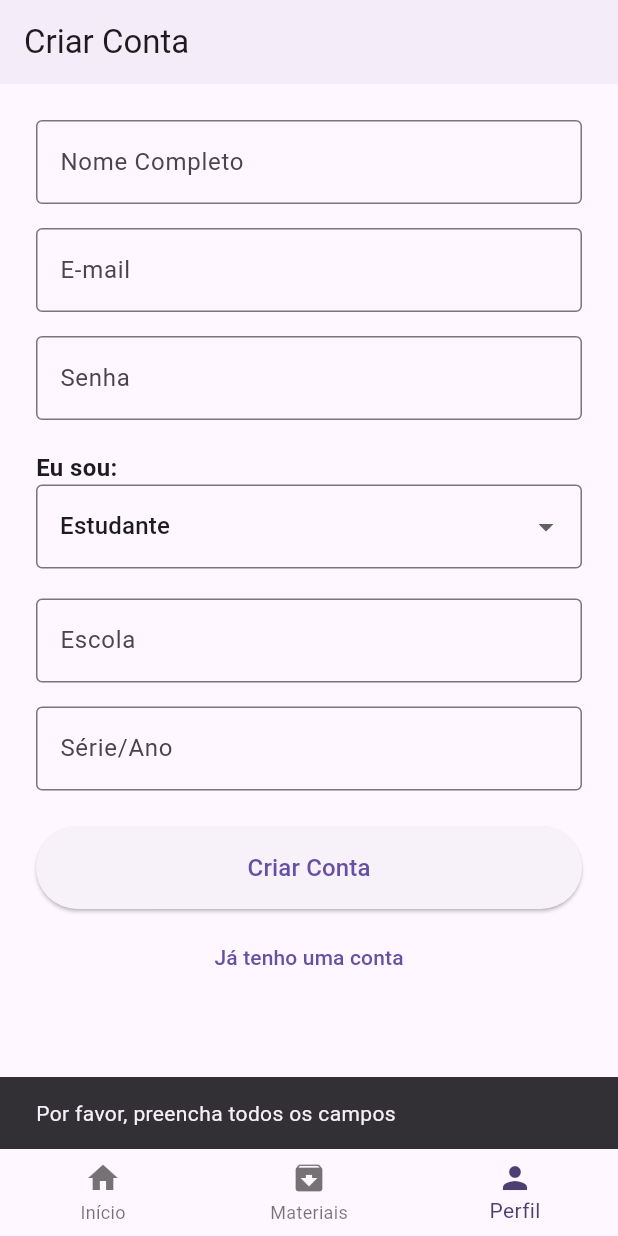
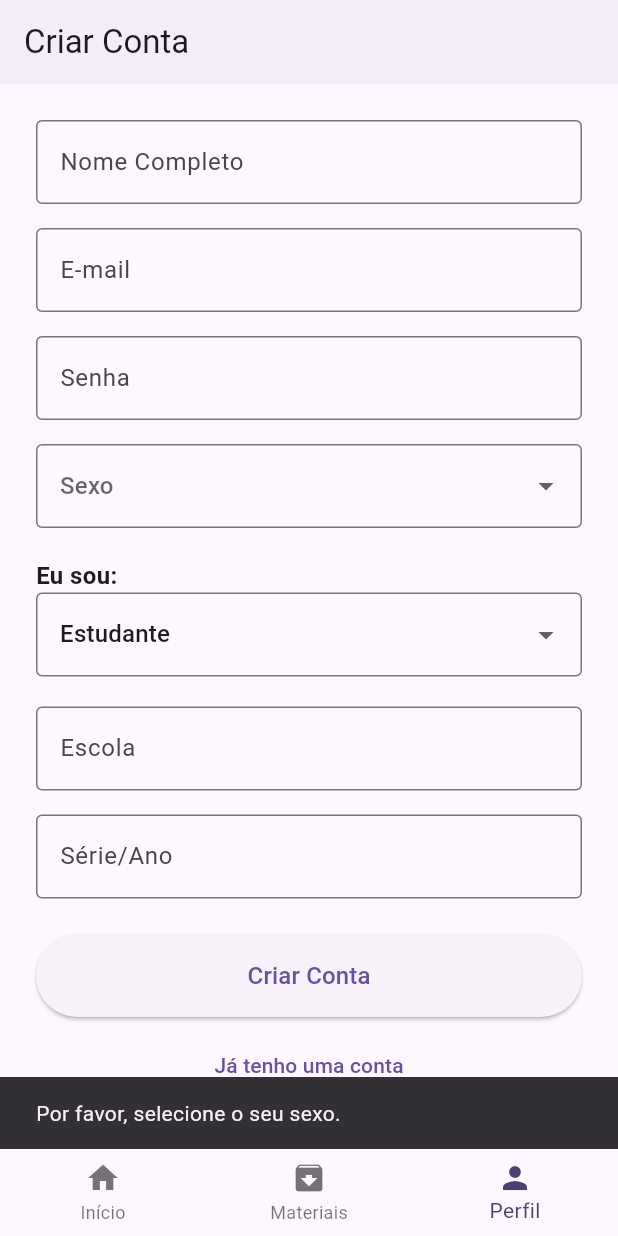
Before and after one commit to NetoSilva04/ProjetoPI3DS-Curso, a Flutter app: the screen it shows after launch, item 3 of the bottom bar chosen, after a tap on "Criar Conta", on a phone screen of 412 x 824 dp. Run offline on Flutter 3.47's test engine with Material 3 defaults, Android fonts, the phone set to English and light mode, and no system bars; our stand-ins replace cached_network_image, fl_chart, youtube_player_iframe.

Commit message:
Atualização cadastro sexo

```diff
--- a/lib/teladecadastro_screen.dart
+++ b/lib/teladecadastro_screen.dart
@@ -1,4 +1,6 @@
 import 'package:flutter/material.dart';
+import 'package:http/http.dart' as http;
+import 'dart:convert';
 import 'package:projetopi/teladelogin_screen.dart';
 
 class CadastroPage extends StatefulWidget {
@@ -12,27 +14,19 @@ class CadastroPageState extends State<CadastroPage> {
   final TextEditingController _nomeController = TextEditingController();
   final TextEditingController _emailController = TextEditingController();
   final TextEditingController _passwordController = TextEditingController();
-  String _userType = 'Estudante';
-
   final TextEditingController _escolaController = TextEditingController();
   final TextEditingController _serieController = TextEditingController();
-
   final TextEditingController _formacaoController = TextEditingController();
   final TextEditingController _experienciaController = TextEditingController();
-  final TextEditingController _outraEspecialidadeController =
-      TextEditingController();
+  final TextEditingController _outraEspecialidadeController = TextEditingController();
 
-  final List<String> _especialidades = [
-    'Língua Portuguesa',
-    'Redação',
-    'Literatura',
-    'História',
-    'Geografia',
-    'Sociologia',
-    'Filosofia',
-    'Outra'
-  ];
+  String _userType = 'Estudante';
   String _especialidadeSelecionada = 'Língua Portuguesa';
+  String? _sexoSelecionado;
+  bool _isLoading = false;
+
+  final List<String> _especialidades = ['Língua Portuguesa', 'Redação', 'Literatura', 'História', 'Geografia', 'Sociologia', 'Filosofia', 'Outra'];
+  final List<String> _sexos = ['Masculino', 'Feminino'];
 
   @override
   void dispose() {
@@ -47,50 +41,90 @@ class CadastroPageState extends State<CadastroPage> {
     super.dispose();
   }
 
-  void _cadastro() {
+  Future<void> _cadastro() async {
     final nome = _nomeController.text;
     final email = _emailController.text;
     final password = _passwordController.text;
 
-    bool camposEstudanteValidos = false;
-    if (_userType == 'Estudante') {
-      camposEstudanteValidos =
-          _escolaController.text.isNotEmpty && _serieController.text.isNotEmpty;
+    if (_sexoSelecionado == null) {
+      ScaffoldMessenger.of(context).showSnackBar(
+        const SnackBar(content: Text('Por favor, selecione o seu sexo.')),
+      );
+      return;
     }
 
-    bool camposCorretorValidos = false;
-    if (_userType == 'Corretor') {
-      camposCorretorValidos = _formacaoController.text.isNotEmpty &&
-          _experienciaController.text.isNotEmpty;
+    bool camposEspecificosValidos = false;
+    if (_userType == 'Estudante') {
+      camposEspecificosValidos = _escolaController.text.isNotEmpty && _serieController.text.isNotEmpty;
+    } else {
+      camposEspecificosValidos = _formacaoController.text.isNotEmpty && _experienciaController.text.isNotEmpty;
       if (_especialidadeSelecionada == 'Outra') {
-        camposCorretorValidos = camposCorretorValidos &&
-            _outraEspecialidadeController.text.isNotEmpty;
+        camposEspecificosValidos = camposEspecificosValidos && _outraEspecialidadeController.text.isNotEmpty;
       }
     }
 
-    if (nome.isNotEmpty &&
-        email.isNotEmpty &&
-        password.isNotEmpty &&
-        (camposEstudanteValidos || camposCorretorValidos)) {
-      String especialidadeFinal = _especialidadeSelecionada;
-      if (_especialidadeSelecionada == 'Outra') {
-        especialidadeFinal = _outraEspecialidadeController.text;
+    if (nome.isEmpty || email.isEmpty || password.isEmpty || !camposEspecificosValidos) {
+      ScaffoldMessenger.of(context).showSnackBar(
+        const SnackBar(content: Text('Por favor, preencha todos os campos obrigatórios.')),
+      );
+      return;
     }
 
-      print('Cadastro realizado com sucesso!');
-      print('Nome: $nome, Email: $email, Tipo: $_userType');
-      if (_userType == 'Corretor') {
-        print('Especialidade: $especialidadeFinal');
+    setState(() {
+      _isLoading = true;
+    });
+
+    final url = Uri.parse('http://10.0.2.2:8000/api/register');
+
+    final Map<String, String> body = {
+      'name': nome,
+      'email': email,
+      'password': password,
+      'user_type': _userType,
+      'sexo': _sexoSelecionado!,
+    };
+
+    if (_userType == 'Estudante') {
+      body['escola'] = _escolaController.text;
+      body['serie'] = _serieController.text;
+    } else {
+      body['formacao'] = _formacaoController.text;
+      body['experiencia_anos'] = _experienciaController.text;
+      body['especialidade'] = _especialidadeSelecionada == 'Outra'
+          ? _outraEspecialidadeController.text
+          : _especialidadeSelecionada;
     }
 
+    try {
+      final response = await http.post(
+        url,
+        headers: {'Content-Type': 'application/json', 'Accept': 'application/json'},
+        body: json.encode(body),
+      );
+
+      if (response.statusCode == 201) {
+        ScaffoldMessenger.of(context).showSnackBar(
+          const SnackBar(content: Text('Cadastro realizado com sucesso!')),
+        );
         Navigator.pushReplacement(
           context,
           MaterialPageRoute(builder: (context) => const LoginPage()),
         );
       } else {
+        final responseBody = json.decode(response.body);
+        final errorMessage = responseBody['message'] ?? 'Ocorreu um erro desconhecido.';
         ScaffoldMessenger.of(context).showSnackBar(
-        const SnackBar(content: Text('Por favor, preencha todos os campos')),
+          SnackBar(content: Text('Erro: $errorMessage')),
         );
+      }
+    } catch (e) {
+      ScaffoldMessenger.of(context).showSnackBar(
+        const SnackBar(content: Text('Não foi possível se conectar ao servidor. Verifique sua internet.')),
+      );
+    } finally {
+      setState(() {
+        _isLoading = false;
+      });
     }
   }
 
@@ -109,26 +143,39 @@ class CadastroPageState extends State<CadastroPage> {
             children: [
               TextField(
                 controller: _nomeController,
-                decoration: const InputDecoration(
-                    labelText: 'Nome Completo', border: OutlineInputBorder()),
+                decoration: const InputDecoration(labelText: 'Nome Completo', border: OutlineInputBorder()),
               ),
               const SizedBox(height: 16),
               TextField(
                 controller: _emailController,
                 keyboardType: TextInputType.emailAddress,
-                decoration: const InputDecoration(
-                    labelText: 'E-mail', border: OutlineInputBorder()),
+                decoration: const InputDecoration(labelText: 'E-mail', border: OutlineInputBorder()),
               ),
               const SizedBox(height: 16),
               TextField(
                 controller: _passwordController,
-                decoration: const InputDecoration(
-                    labelText: 'Senha', border: OutlineInputBorder()),
+                decoration: const InputDecoration(labelText: 'Senha', border: OutlineInputBorder()),
                 obscureText: true,
               ),
+              const SizedBox(height: 16),
+              DropdownButtonFormField<String>(
+                value: _sexoSelecionado,
+                hint: const Text('Sexo'),
+                decoration: const InputDecoration(border: OutlineInputBorder()),
+                onChanged: (String? newValue) {
+                  setState(() {
+                    _sexoSelecionado = newValue;
+                  });
+                },
+                items: _sexos.map((String value) {
+                  return DropdownMenuItem<String>(
+                    value: value,
+                    child: Text(value),
+                  );
+                }).toList(),
+              ),
               const SizedBox(height: 20),
-              const Text('Eu sou:',
-                  style: TextStyle(fontSize: 16, fontWeight: FontWeight.bold)),
+              const Text('Eu sou:', style: TextStyle(fontSize: 16, fontWeight: FontWeight.bold)),
               DropdownButtonFormField<String>(
                 value: _userType,
                 decoration: const InputDecoration(border: OutlineInputBorder()),
@@ -151,12 +198,17 @@ class CadastroPageState extends State<CadastroPage> {
                 ..._buildCorretorFields(),
               const SizedBox(height: 24),
               ElevatedButton(
-                onPressed: _cadastro,
+                onPressed: _isLoading ? null : _cadastro,
                 style: ElevatedButton.styleFrom(
                   padding: const EdgeInsets.symmetric(vertical: 16),
                 ),
-                child:
-                    const Text('Criar Conta', style: TextStyle(fontSize: 16)),
+                child: _isLoading
+                    ? const SizedBox(
+                        height: 20,
+                        width: 20,
+                        child: CircularProgressIndicator(strokeWidth: 3, color: Colors.white),
+                      )
+                    : const Text('Criar Conta', style: TextStyle(fontSize: 16)),
               ),
               const SizedBox(height: 8),
               TextButton(
--- a/pubspec.yaml
+++ b/pubspec.yaml
@@ -16,6 +16,7 @@ dependencies:
   cached_network_image: ^3.2.0
   intl: ^0.20.2
   fl_chart: ^1.0.0
+  http: ^1.2.1
 
 dev_dependencies:
   flutter_test:
```
Also changed, not shown: pubspec.lock. Lines whose indentation alone changed are shown as unchanged.
